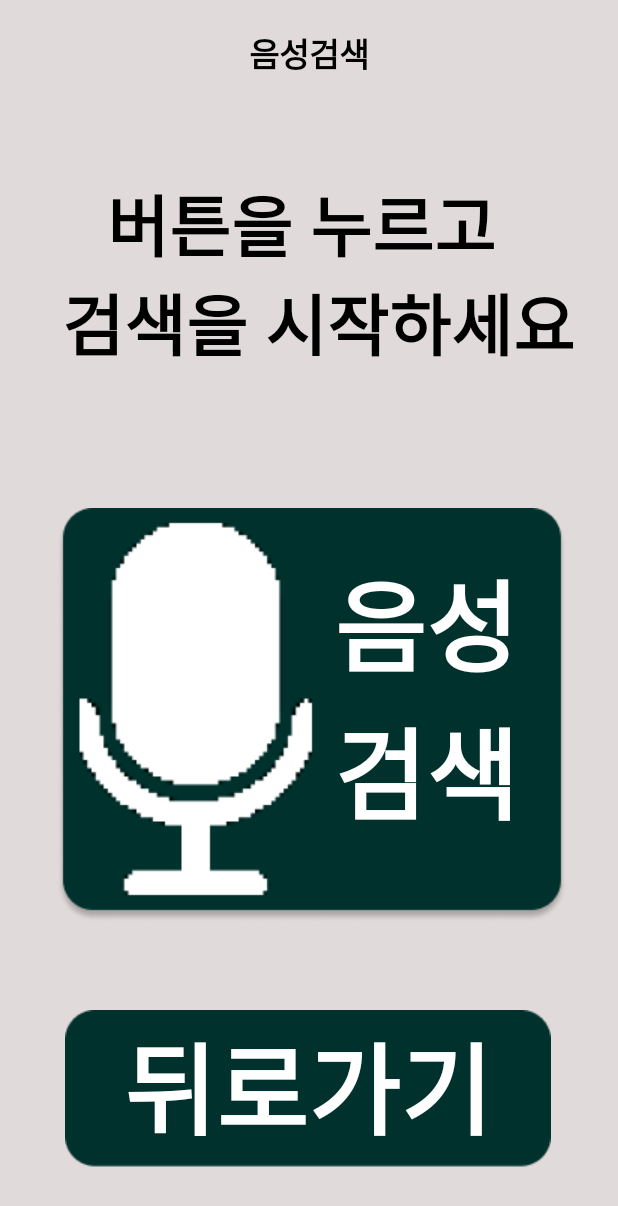
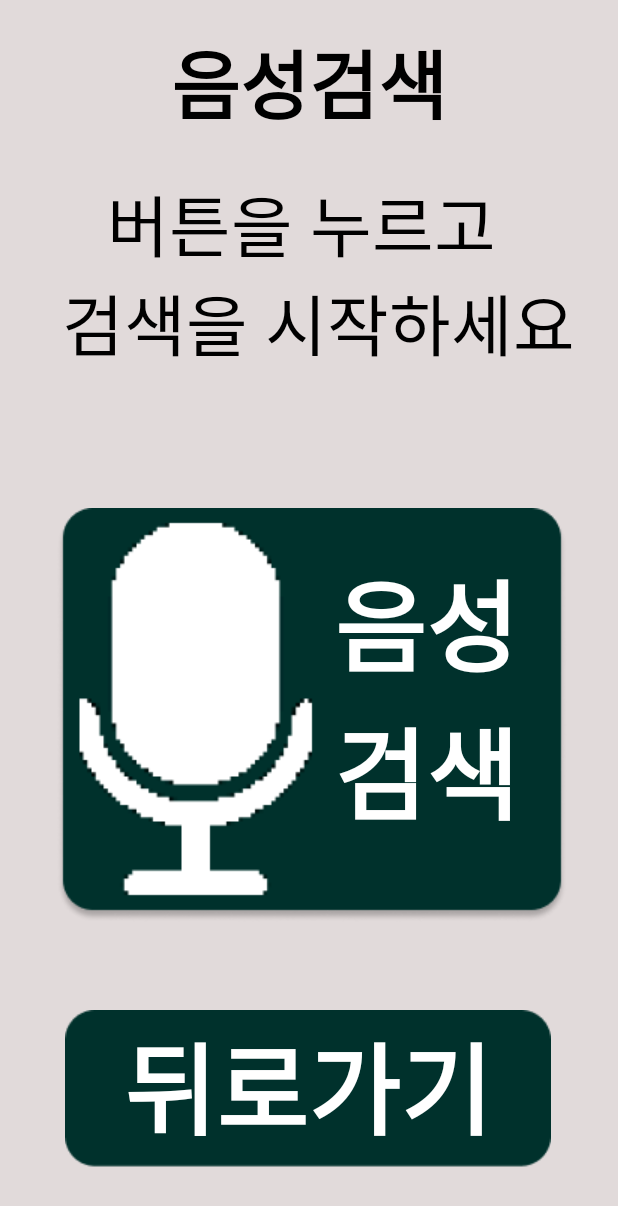
Before and after one commit to ju2hong/YouEye, an Android app: the VoiceSearchActivity screen opened directly, with no data from a screen before it, on a phone screen of 412 x 824 dp. Shown: the top 1206 px of the screen. Run offline under Robolectric (Android 15) with nearby library versions, the phone set to English and light mode, and no system bars.

Commit message:
글자크기 조정

```diff
--- a/app/src/main/res/layout/activity_alarmsettings.xml
+++ b/app/src/main/res/layout/activity_alarmsettings.xml
@@ -14,7 +14,7 @@
         android:text="알람설정"
         android:textAlignment="center"
         android:textColor="@color/black"
-        android:textSize="10pt"
+        android:textSize="50sp"
         android:textStyle="bold"
         app:layout_constraintBottom_toBottomOf="parent"
         app:layout_constraintEnd_toEndOf="parent"
--- a/app/src/main/res/layout/activity_mypage.xml
+++ b/app/src/main/res/layout/activity_mypage.xml
@@ -12,7 +12,7 @@
         android:layout_width="wrap_content"
         android:layout_height="wrap_content"
         android:text="마이페이지"
-        android:textSize="34sp"
+        android:textSize="50sp"
         android:textStyle="bold"
         app:layout_constraintBottom_toBottomOf="parent"
         app:layout_constraintEnd_toEndOf="parent"
--- a/app/src/main/res/layout/activity_settings.xml
+++ b/app/src/main/res/layout/activity_settings.xml
@@ -13,7 +13,7 @@
         android:text="설정"
         android:textAlignment="center"
         android:textColor="@color/black"
-        android:textSize="10pt"
+        android:textSize="50sp"
         android:textStyle="bold"
         app:layout_constraintBottom_toBottomOf="parent"
         app:layout_constraintEnd_toEndOf="parent"
--- a/app/src/main/res/layout/activity_voicesearch.xml
+++ b/app/src/main/res/layout/activity_voicesearch.xml
@@ -14,7 +14,7 @@
         android:text="음성검색"
         android:textAlignment="center"
         android:textColor="@color/black"
-        android:textSize="10pt"
+        android:textSize="50sp"
         android:textStyle="bold"
         app:layout_constraintBottom_toBottomOf="parent"
         app:layout_constraintEnd_toEndOf="parent"
@@ -30,7 +30,6 @@
         android:textAlignment="center"
         android:textColor="@color/black"
         android:textSize="20pt"
-        android:textStyle="bold"
         app:layout_constraintBottom_toBottomOf="parent"
         app:layout_constraintEnd_toEndOf="parent"
         app:layout_constraintStart_toStartOf="parent"
```
